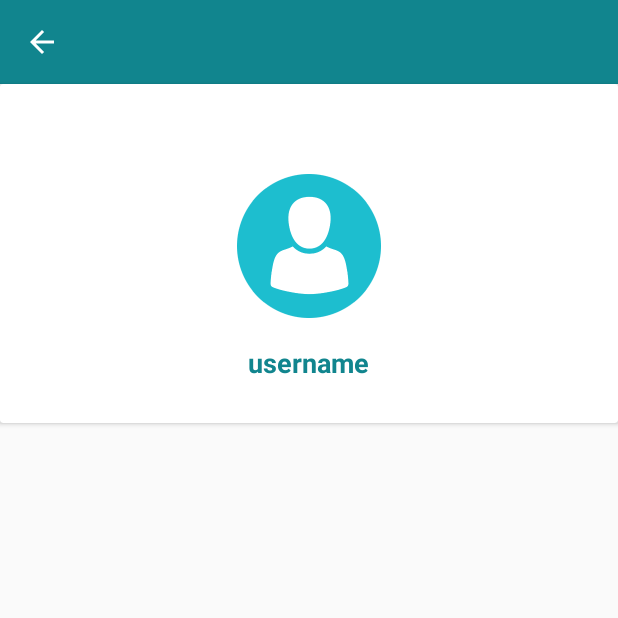
After one commit to AmithLiyanage/School-Laboratory-App, an Android app: the ProfileActivity screen opened directly, with no data from a screen before it, on a phone screen of 412 x 824 dp, the top half of it. The commit adds this screen. Run offline under Robolectric (Android 15) with nearby library versions, the phone set to English and light mode, and no system bars; our stand-ins replace CircleImageView, Firebase (no records; nobody signed in at launch, a user with empty details on screens opened directly); pictures from the network do not load; 1 statement that could not run was skipped.

Commit message:
User Profile & Upload Profile picture

```diff
--- a/app/build.gradle
+++ b/app/build.gradle
@@ -22,7 +22,7 @@ android {
 dependencies {
     implementation fileTree(dir: 'libs', include: ['*.jar'])
     implementation 'com.android.support:appcompat-v7:28.0.0'
-    implementation 'androidx.appcompat:appcompat:1.1.0-alpha05'// new version
+    implementation 'androidx.appcompat:appcompat:1.1.0-beta01'// new version
     implementation 'androidx.constraintlayout:constraintlayout:1.1.3'
 
     // add this for grid and list view
--- a/app/src/main/java/com/amith/schoollabapp/MessageActivity.java
+++ b/app/src/main/java/com/amith/schoollabapp/MessageActivity.java
@@ -115,7 +115,7 @@ public class MessageActivity extends AppCompatActivity {
                 User user = dataSnapshot.getValue(User.class);
                 username.setText(user.getUsername());
                 if (user.getUsername().equals("default")){
-                    profile_image.setImageResource(R.mipmap.ic_launcher);
+                    profile_image.setImageResource(R.drawable.pp_icon);
                 } else {
                     //Glide.with(mContext).load(user.getImageURL()).into(holder.profile_image);
                     // change here in 14th video
--- a/app/src/main/java/com/amith/schoollabapp/NavigationActivity.java
+++ b/app/src/main/java/com/amith/schoollabapp/NavigationActivity.java
@@ -109,6 +109,12 @@ public class NavigationActivity extends AppCompatActivity
     public boolean onOptionsItemSelected(MenuItem item) {
         switch (item.getItemId()){
 
+            case R.id.action_profile:
+                FirebaseAuth.getInstance().signOut();
+                startActivity(new Intent(NavigationActivity.this, ProfileActivity.class));
+                finish();
+                return true;
+
             case R.id.action_logout:
                 FirebaseAuth.getInstance().signOut();
                 startActivity(new Intent(NavigationActivity.this, LoginActivity.class));
--- /dev/null
+++ b/app/src/main/java/com/amith/schoollabapp/ProfileActivity.java
@@ -0,0 +1,188 @@
+package com.amith.schoollabapp;
+
+import android.app.ProgressDialog;
+import android.content.ContentResolver;
+import android.content.Intent;
+import android.net.Uri;
+import android.os.Bundle;
+import android.util.Log;
+import android.view.View;
+import android.webkit.MimeTypeMap;
+import android.widget.TextView;
+import android.widget.Toast;
+
+import androidx.annotation.NonNull;
+import androidx.appcompat.app.AppCompatActivity;
+import androidx.appcompat.widget.Toolbar;
+
+import com.amith.schoollabapp.Model.User;
+import com.bumptech.glide.Glide;
+import com.google.android.gms.tasks.Continuation;
+import com.google.android.gms.tasks.OnCompleteListener;
+import com.google.android.gms.tasks.OnFailureListener;
+import com.google.android.gms.tasks.Task;
+import com.google.firebase.auth.FirebaseAuth;
+import com.google.firebase.auth.FirebaseUser;
+import com.google.firebase.database.DataSnapshot;
+import com.google.firebase.database.DatabaseError;
+import com.google.firebase.database.DatabaseReference;
+import com.google.firebase.database.FirebaseDatabase;
+import com.google.firebase.database.ValueEventListener;
+import com.google.firebase.storage.FirebaseStorage;
+import com.google.firebase.storage.StorageReference;
+import com.google.firebase.storage.StorageTask;
+import com.google.firebase.storage.UploadTask;
+
+import java.util.HashMap;
+
+import de.hdodenhof.circleimageview.CircleImageView;
+
+public class ProfileActivity extends AppCompatActivity {
+
+    CircleImageView image_profile;
+    TextView username;
+
+    DatabaseReference reference;
+    FirebaseUser fuser;
+
+    StorageReference storageReference;
+    private static final int IMAGE_REQUEST = 1;
+    private Uri imageUri;
+    private StorageTask uploadTask;
+
+    @Override
+    protected void onCreate(Bundle savedInstanceState) {
+        super.onCreate(savedInstanceState);
+        setContentView(R.layout.activity_profile);
+
+        Toolbar toolbar = findViewById((R.id.toolbar));
+        setSupportActionBar(toolbar);
+        getSupportActionBar().setTitle("");
+        getSupportActionBar().setDisplayHomeAsUpEnabled(true);
+        toolbar.setNavigationOnClickListener(new View.OnClickListener() {
+            @Override
+            public void onClick(View view) {
+                startActivity(new Intent(ProfileActivity.this, NavigationActivity.class).setFlags(Intent.FLAG_ACTIVITY_PREVIOUS_IS_TOP));
+            }
+        });
+
+
+        //firebase connections
+        reference = FirebaseDatabase.getInstance().getReference("Users");
+        fuser = FirebaseAuth.getInstance().getCurrentUser();
+
+        image_profile = findViewById(R.id.profile_image);
+        username = findViewById(R.id.username);
+
+        storageReference = FirebaseStorage.getInstance().getReference("uploads");
+
+        reference.addValueEventListener(new ValueEventListener() {
+            @Override
+            public void onDataChange(@NonNull DataSnapshot dataSnapshot) {
+                User user = dataSnapshot.getValue(User.class);
+                username.setText(user.getUsername());
+
+                try{
+                    if(user.getImageURL().equals("default")){
+                        image_profile.setImageResource(R.drawable.pp_icon);
+                    } else {
+                        Glide.with(ProfileActivity.this).load(user.getImageURL()).into(image_profile);
+                    }
+                } catch (Exception e) {
+                    Toast.makeText(ProfileActivity.this, "pp : "+e.getMessage(), Toast.LENGTH_LONG).show();
+                    Log.v("PP", e.getMessage());
+                }
+            }
+
+            @Override
+            public void onCancelled(@NonNull DatabaseError databaseError) {
+
+            }
+        });
+
+        image_profile.setOnClickListener(new View.OnClickListener() {
+            @Override
+            public void onClick(View v) {
+                openImage();
+            }
+        });
+
+    }
+
+    private void openImage() {
+        Intent intent = new Intent();
+        intent.setType("image/");
+        intent.setAction(Intent.ACTION_GET_CONTENT);
+        startActivityForResult(intent, IMAGE_REQUEST);
+    }
+
+    private String getFileExtension(Uri uri){
+        ContentResolver contentResolver = this.getContentResolver();
+        MimeTypeMap mimeTypeMap = MimeTypeMap.getSingleton();
+        return mimeTypeMap.getExtensionFromMimeType(contentResolver.getType(uri));
+    }
+
+    private void uploadImage(){
+        final ProgressDialog pd = new ProgressDialog(this);
+        pd.setMessage("Uploading"); //loading text while profile picture uploading
+        pd.show();
+
+        if (imageUri != null){
+            final StorageReference fileReference = storageReference.child(System.currentTimeMillis()
+                    +"."+getFileExtension(imageUri));
+
+            uploadTask = fileReference.putFile(imageUri);
+            uploadTask.continueWithTask(new Continuation<UploadTask.TaskSnapshot, Task<Uri>>() {
+                @Override
+                public Task<Uri> then(@NonNull Task<UploadTask.TaskSnapshot> task) throws Exception {
+                    if (!task.isSuccessful()){
+                        throw task.getException();
+                    }
+
+                    return fileReference.getDownloadUrl();
+                }
+            }).addOnCompleteListener(new OnCompleteListener<Uri>() {
+                @Override
+                public void onComplete(@NonNull Task<Uri> task) {
+                    if (task.isSuccessful()){
+                        Uri downloadUri = task.getResult();
+                        String mUri = downloadUri.toString();
+
+                        reference = FirebaseDatabase.getInstance().getReference("Users").child(fuser.getUid());
+                        HashMap<String, Object> map = new HashMap<>();
+                        map.put("imageURL", mUri);
+                        reference.updateChildren(map);
+
+                        pd.dismiss();
+                    } else {
+                        Toast.makeText(getParent(), "Failed!", Toast.LENGTH_SHORT).show();
+                        pd.dismiss();
+                    }
+                }
+            }).addOnFailureListener(new OnFailureListener() {
+                @Override
+                public void onFailure(@NonNull Exception e) {
+                    Toast.makeText(getParent(), e.getMessage(), Toast.LENGTH_SHORT).show();
+                    pd.dismiss();
+                }
+            });
+        } else {
+            Toast.makeText(getParent(), "No image selected", Toast.LENGTH_SHORT);
+        }
+    }
+
+    @Override
+    public void onActivityResult(int requestCode, int resultCode, Intent data) {
+        super.onActivityResult(requestCode, resultCode, data);
+
+        if (requestCode == IMAGE_REQUEST && resultCode == RESULT_OK && data != null && data.getData() != null){
+            imageUri = data.getData();
+
+            if (uploadTask != null && uploadTask.isInProgress()){
+                Toast.makeText(getParent(), "Upload in progress", Toast.LENGTH_SHORT).show();//33333
+            } else {
+                uploadImage();
+            }
+        }
+    }
+}
--- a/app/src/main/res/layout/activity_message.xml
+++ b/app/src/main/res/layout/activity_message.xml
@@ -21,7 +21,9 @@
             <de.hdodenhof.circleimageview.CircleImageView
                 android:layout_width="30dp"
                 android:layout_height="30dp"
-                android:id="@+id/profile_image"/>
+                android:id="@+id/profile_image"
+                android:src="@drawable/pp_icon"/>
+            <!-- android:src is addition one -->
 
             <TextView
                 android:id="@+id/username"
--- /dev/null
+++ b/app/src/main/res/layout/activity_profile.xml
@@ -0,0 +1,51 @@
+<?xml version="1.0" encoding="utf-8"?>
+<LinearLayout xmlns:android="http://schemas.android.com/apk/res/android"
+    xmlns:app="http://schemas.android.com/apk/res-auto"
+    xmlns:tools="http://schemas.android.com/tools"
+    android:layout_width="match_parent"
+    android:layout_height="match_parent"
+    android:orientation="vertical"
+    tools:context=".ProfileActivity">
+
+    <androidx.appcompat.widget.Toolbar
+        android:id="@+id/toolbar"
+        android:layout_width="match_parent"
+        android:layout_height="wrap_content"
+        android:background="@color/colorDarkCyan"
+        android:theme="@style/Base.ThemeOverlay.AppCompat.Dark.ActionBar"/>
+
+    <androidx.cardview.widget.CardView
+        android:layout_width="match_parent"
+        android:layout_height="wrap_content">
+
+        <RelativeLayout
+            android:layout_width="match_parent"
+            android:layout_height="wrap_content"
+            android:padding="8dp">
+
+            <de.hdodenhof.circleimageview.CircleImageView
+                android:id="@+id/profile_image"
+                android:layout_width="100dp"
+                android:layout_height="100dp"
+                android:layout_centerHorizontal="true"
+                android:layout_marginTop="50dp"
+                android:src="@drawable/pp_icon"/>
+
+            <TextView
+                android:id="@+id/username"
+                android:layout_width="wrap_content"
+                android:layout_height="wrap_content"
+                android:layout_below="@+id/profile_image"
+                android:layout_centerHorizontal="true"
+                android:layout_marginTop="15dp"
+                android:text="username"
+                android:textColor="@color/colorDarkCyan"
+                android:textSize="18sp"
+                android:textStyle="bold"
+                android:layout_marginBottom="20dp"/>
+
+        </RelativeLayout>
+
+    </androidx.cardview.widget.CardView>
+
+</LinearLayout>
--- a/app/src/main/res/menu/chat_menu.xml
+++ b/app/src/main/res/menu/chat_menu.xml
@@ -1,6 +1,7 @@
 <?xml version="1.0" encoding="utf-8"?>
 <menu xmlns:android="http://schemas.android.com/apk/res/android"
     xmlns:app="http://schemas.android.com/apk/res-auto">
+
     <item
         android:id="@+id/action_settings"
         android:orderInCategory="100"
--- a/app/src/main/res/values/strings.xml
+++ b/app/src/main/res/values/strings.xml
@@ -19,4 +19,5 @@
 
     <!-- TODO: Remove or change this placeholder text -->
     <string name="hello_blank_fragment">Hello blank fragment</string>
+    <string name="profile">Profile</string>
 </resources>
```
Also changed, not shown: app/src/main/AndroidManifest.xml (+7 -1 lines), app/src/main/res/menu/navigation.xml (+7 -0 lines).
